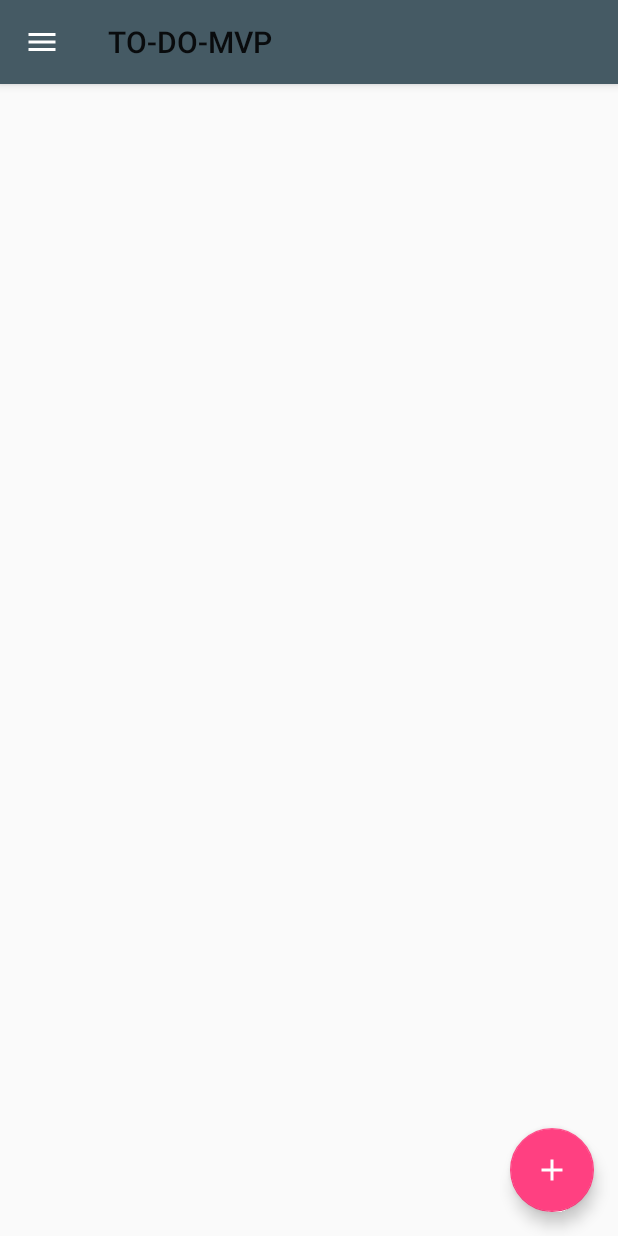
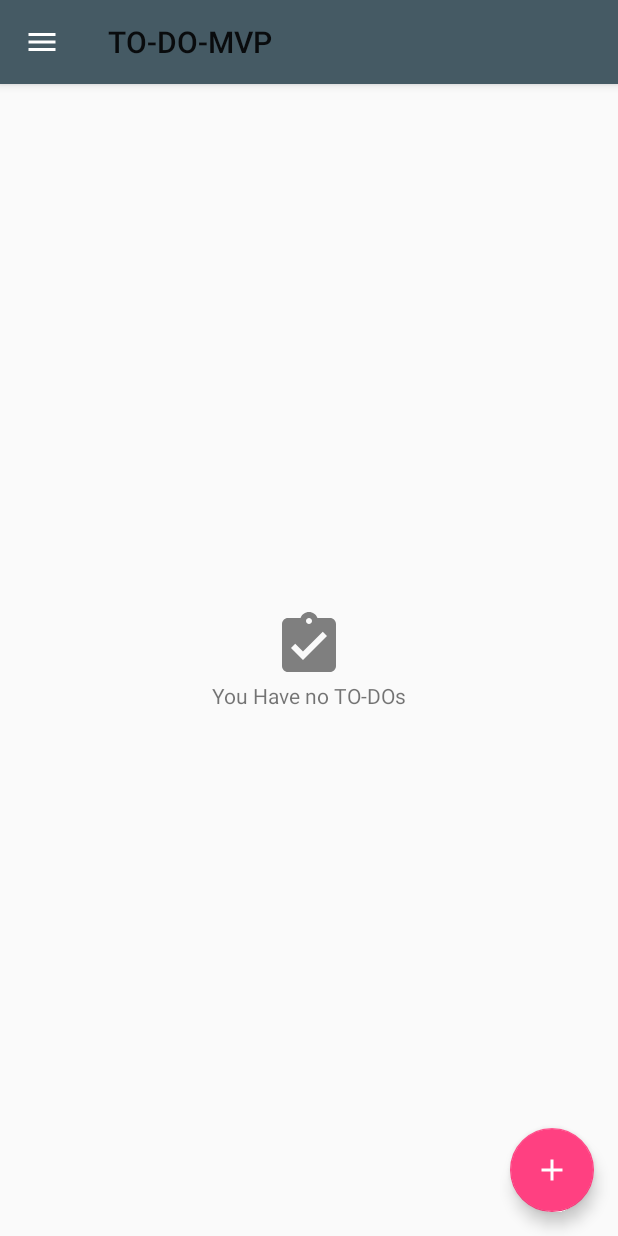
Before and after one commit to wuya34/mvpapp, an Android app: the screen it shows after launch (TaskActivity), on a phone screen of 412 x 824 dp. Run offline under Robolectric (Android 15) with nearby library versions, the phone set to English and light mode, and no system bars; our stand-ins replace ButterKnife; libraries missing offline, so code that uses them is left out: com.orhanobut.logger, io.objectbox; 2 statements that could not run were skipped.

Commit message:
工具栏添加、主界面完成

```diff
--- a/app/build.gradle
+++ b/app/build.gradle
@@ -1,4 +1,5 @@
 apply plugin: 'com.android.application'
+apply plugin: 'io.objectbox' // after applying Android plugin
 
 android {
     compileSdkVersion 26
--- a/app/src/main/java/com/example/amyas/mvpapp/MyApplication.java
+++ b/app/src/main/java/com/example/amyas/mvpapp/MyApplication.java
@@ -2,8 +2,11 @@ package com.example.amyas.mvpapp;
 
 import android.app.Application;
 
+import com.example.amyas.mvpapp.bean.MyObjectBox;
 import com.orhanobut.logger.AndroidLogAdapter;
 import com.orhanobut.logger.Logger;
+
+import io.objectbox.BoxStore;
 
 /**
  * author: Amyas
@@ -12,9 +15,16 @@ import com.orhanobut.logger.Logger;
 
 public class MyApplication extends Application {
 
+    private BoxStore mBoxStore;
+
     @Override
     public void onCreate() {
         super.onCreate();
         Logger.addLogAdapter(new AndroidLogAdapter());
+        mBoxStore = MyObjectBox.builder().androidContext(this).build();
+    }
+
+    public BoxStore getBoxStore(){
+        return mBoxStore;
     }
 }
--- a/app/src/main/java/com/example/amyas/mvpapp/activity/task/TaskActivity.java
+++ b/app/src/main/java/com/example/amyas/mvpapp/activity/task/TaskActivity.java
@@ -1,6 +1,10 @@
 package com.example.amyas.mvpapp.activity.task;
 
 import android.os.Bundle;
+import android.support.annotation.NonNull;
+import android.support.design.widget.CoordinatorLayout;
+import android.support.design.widget.NavigationView;
+import android.support.design.widget.Snackbar;
 import android.support.v4.view.GravityCompat;
 import android.support.v4.widget.DrawerLayout;
 import android.support.v7.app.ActionBar;
@@ -10,7 +14,8 @@ import android.widget.FrameLayout;
 
 import com.example.amyas.mvpapp.R;
 import com.example.amyas.mvpapp.base.BaseActivity;
-import com.orhanobut.logger.Logger;
+import com.example.amyas.mvpapp.fragment.TaskFragment;
+import com.example.amyas.mvpapp.util.ActivityUtil;
 
 import butterknife.BindView;
 import butterknife.ButterKnife;
@@ -19,10 +24,14 @@ public class TaskActivity extends BaseActivity {
 
     @BindView(R.id.toolbar)
     Toolbar mToolbar;
-    @BindView(R.id.task_container)
-    FrameLayout mTaskContainer;
+    @BindView(R.id.fragment_container)
+    FrameLayout mFragmentContainer;
     @BindView(R.id.drawer_layout)
     DrawerLayout mDrawerLayout;
+    @BindView(R.id.navigation_view)
+    NavigationView mNavigationView;
+    @BindView(R.id.coordinator)
+    CoordinatorLayout mCoordinator;
 
     @Override
     protected void onCreate(Bundle savedInstanceState) {
@@ -30,7 +39,13 @@ public class TaskActivity extends BaseActivity {
         setContentView(R.layout.activity_task);
         ButterKnife.bind(this);
         configToolbar();
-
+        setNavigationView();
+        TaskFragment taskFragment =
+                (TaskFragment) getSupportFragmentManager().findFragmentById(R.id.fragment_container);
+        if (taskFragment==null){
+            taskFragment = TaskFragment.newInstance();
+            ActivityUtil.addFragmentToActivity(getSupportFragmentManager(),taskFragment, R.id.fragment_container);
+        }
     }
 
     private void configToolbar() {
@@ -46,11 +61,28 @@ public class TaskActivity extends BaseActivity {
     public boolean onOptionsItemSelected(MenuItem item) {
         switch (item.getItemId()) {
             case android.R.id.home:
-                Logger.d("debug");
                 mDrawerLayout.openDrawer(GravityCompat.START);
                 return true;
-
         }
         return super.onOptionsItemSelected(item);
     }
+
+    private void setNavigationView() {
+        mNavigationView.setNavigationItemSelectedListener(new NavigationView.OnNavigationItemSelectedListener() {
+            @Override
+            public boolean onNavigationItemSelected(@NonNull MenuItem item) {
+                switch (item.getItemId()) {
+                    case R.id.nav_menu_1:
+                        Snackbar.make(mCoordinator, "task list", Snackbar.LENGTH_LONG).show();
+                        break;
+                    case R.id.nav_menu_2:
+                        Snackbar.make(mCoordinator, "statistics", Snackbar.LENGTH_LONG).show();
+                        break;
+                }
+                item.setChecked(true);
+                mDrawerLayout.closeDrawers();
+                return true;
+            }
+        });
+    }
 }
--- a/app/src/main/java/com/example/amyas/mvpapp/fragment/TaskFragment.java
+++ b/app/src/main/java/com/example/amyas/mvpapp/fragment/TaskFragment.java
@@ -1,5 +1,12 @@
 package com.example.amyas.mvpapp.fragment;
 
+import android.os.Bundle;
+import android.support.annotation.Nullable;
+import android.view.LayoutInflater;
+import android.view.View;
+import android.view.ViewGroup;
+
+import com.example.amyas.mvpapp.R;
 import com.example.amyas.mvpapp.base.BaseFragment;
 
 /**
@@ -9,5 +16,18 @@ import com.example.amyas.mvpapp.base.BaseFragment;
 
 public class TaskFragment extends BaseFragment {
 
+    public static TaskFragment newInstance(){
+        return new TaskFragment();
+    }
+
+    @Nullable
+    @Override
+    public View onCreateView(LayoutInflater inflater, @Nullable ViewGroup container, @Nullable Bundle savedInstanceState) {
+        View view = inflater.inflate(R.layout.fragment_task, container, false);
+
+
+        return view;
+
+    }
 
 }
--- /dev/null
+++ b/app/src/main/java/com/example/amyas/mvpapp/ui/ScrollChildSwipeRefreshLayout.java
@@ -0,0 +1,37 @@
+package com.example.amyas.mvpapp.ui;
+
+import android.content.Context;
+import android.support.v4.view.ViewCompat;
+import android.support.v4.widget.SwipeRefreshLayout;
+import android.util.AttributeSet;
+import android.view.View;
+
+/**
+ * author: Amyas
+ * date: 2017/12/26
+ */
+
+public class ScrollChildSwipeRefreshLayout extends SwipeRefreshLayout {
+
+    private View mScrollView;
+
+    public ScrollChildSwipeRefreshLayout(Context context, AttributeSet attrs) {
+        super(context, attrs);
+    }
+
+    public ScrollChildSwipeRefreshLayout(Context context) {
+        super(context);
+    }
+
+    public void setScrollView(View view){
+        mScrollView = view;
+    }
+
+    @Override
+    public boolean canChildScrollUp() {
+        if (mScrollView!=null){
+            return mScrollView.canScrollVertically(-1);
+        }
+        return super.canChildScrollUp();
+    }
+}
--- /dev/null
+++ b/app/src/main/java/com/example/amyas/mvpapp/util/ActivityUtil.java
@@ -0,0 +1,18 @@
+package com.example.amyas.mvpapp.util;
+
+import android.support.v4.app.Fragment;
+import android.support.v4.app.FragmentManager;
+import android.support.v4.app.FragmentTransaction;
+
+/**
+ * author: Amyas
+ * date: 2017/12/26
+ */
+
+public class ActivityUtil {
+    public static void addFragmentToActivity(FragmentManager manager, Fragment fragment, int resId){
+        FragmentTransaction t = manager.beginTransaction();
+        t.replace(resId, fragment);
+        t.commit();
+    }
+}
--- /dev/null
+++ b/app/src/main/res/drawable/ic_assignment_turned_in_24dp.xml
@@ -0,0 +1,11 @@
+<?xml version="1.0" encoding="UTF-8"?>
+<vector android:alpha="0.49"
+    android:height="24dp"
+    android:viewportHeight="24.0"
+    android:viewportWidth="24.0"
+    android:width="24dp"
+    xmlns:android="http://schemas.android.com/apk/res/android">
+    <path
+        android:fillColor="#FF000000"
+        android:pathData="M19,3h-4.18C14.4,1.84 13.3,1 12,1c-1.3,0 -2.4,0.84 -2.82,2H5c-1.1,0 -2,0.9 -2,2v14c0,1.1 0.9,2 2,2h14c1.1,0 2,-0.9 2,-2V5c0,-1.1 -0.9,-2 -2,-2zm-7,0c0.55,0 1,0.45 1,1s-0.45,1 -1,1 -1,-0.45 -1,-1 0.45,-1 1,-1zm-2,14l-4,-4 1.41,-1.41L10,14.17l6.59,-6.59L18,9l-8,8z" />
+</vector>
--- a/app/src/main/res/layout/activity_task.xml
+++ b/app/src/main/res/layout/activity_task.xml
@@ -16,10 +16,11 @@
         <include layout="@layout/toolbar_base"/>
 
         <android.support.design.widget.CoordinatorLayout
+            android:id="@+id/coordinator"
             android:layout_width="match_parent"
             android:layout_height="match_parent">
             <FrameLayout
-                android:id="@+id/task_container"
+                android:id="@+id/fragment_container"
                 android:layout_width="match_parent"
                 android:layout_height="match_parent"/>
 
@@ -28,7 +29,7 @@
                 android:layout_height="wrap_content"
                 app:fabSize="normal"
                 android:layout_margin="@dimen/fab_margin"
-                app:layout_anchor="@+id/task_container"
+                app:layout_anchor="@+id/fragment_container"
                 android:src="@drawable/icon_add"
                 app:layout_anchorGravity="right|bottom|end"/>
 
@@ -36,6 +37,7 @@
     </LinearLayout>
 
     <android.support.design.widget.NavigationView
+        android:id="@+id/navigation_view"
         android:layout_width="wrap_content"
         app:headerLayout="@layout/nav_header"
         android:layout_gravity="start"
--- a/app/src/main/res/layout/fragment_task.xml
+++ b/app/src/main/res/layout/fragment_task.xml
@@ -1,7 +1,55 @@
 <?xml version="1.0" encoding="utf-8"?>
-<android.support.constraint.ConstraintLayout
+<com.example.amyas.mvpapp.ui.ScrollChildSwipeRefreshLayout
     xmlns:android="http://schemas.android.com/apk/res/android"
     android:layout_width="match_parent"
+    android:id="@+id/refresh_layout"
     android:layout_height="match_parent">
+    <RelativeLayout
+        android:layout_width="match_parent"
+        android:focusable="true"
+        android:clickable="true"
+        android:layout_height="match_parent">
 
-</android.support.constraint.ConstraintLayout>
+        <LinearLayout
+            android:orientation="vertical"
+            android:layout_width="match_parent"
+            android:layout_height="match_parent">
+            <TextView
+                android:id="@+id/filtering_label"
+                android:layout_width="match_parent"
+                android:textSize="16sp"
+                android:textStyle="bold"
+                android:layout_marginTop="16dp"
+                android:layout_marginBottom="16dp"
+                android:layout_marginRight="8dp"
+                android:gravity="center_vertical"
+                android:layout_marginLeft="8dp"
+                android:textAppearance="@style/TextAppearance.AppCompat.Title"
+                android:layout_height="wrap_content"/>
+            <ListView
+                android:layout_width="match_parent"
+                android:layout_height="wrap_content"/>
+        </LinearLayout>
+
+        <LinearLayout
+            android:id="@+id/no_task"
+            android:orientation="vertical"
+            android:layout_centerInParent="true"
+            android:layout_width="wrap_content"
+            android:layout_height="wrap_content">
+            <ImageView
+                android:layout_gravity="center"
+                android:layout_width="48dp"
+                android:src="@drawable/ic_assignment_turned_in_24dp"
+                android:layout_height="48dp"/>
+            <TextView
+                android:layout_width="wrap_content"
+                android:text="@string/no_task"
+                android:layout_height="wrap_content"/>
+        </LinearLayout>
+
+    </RelativeLayout>
+
+
+
+</com.example.amyas.mvpapp.ui.ScrollChildSwipeRefreshLayout>
--- a/build.gradle
+++ b/build.gradle
@@ -1,13 +1,15 @@
 // Top-level build file where you can add configuration options common to all sub-projects/modules.
 
 buildscript {
-
+    ext.objectboxVersion = '1.3.4'
     repositories {
         google()
         jcenter()
+        maven { url "http://objectbox.net/beta-repo/" }
     }
     dependencies {
         classpath 'com.android.tools.build:gradle:3.0.1'
+        classpath "io.objectbox:objectbox-gradle-plugin:$objectboxVersion"
 
 
         // NOTE: Do not place your application dependencies here; they belong
@@ -19,6 +21,7 @@ allprojects {
     repositories {
         google()
         jcenter()
+        maven { url "http://objectbox.net/beta-repo/" }
     }
 }
 
```
Also changed, not shown: app/src/main/java/com/example/amyas/mvpapp/activity/task/TaskDetailActivity.java (+14 -0 lines), app/src/main/java/com/example/amyas/mvpapp/bean/TaskBean.java (added, +55 -0 lines), app/src/main/java/com/example/amyas/mvpapp/util/ToastUtil.java (added, +23 -0 lines), app/src/main/res/drawable/ic_filter.xml (added, +9 -0 lines), app/src/main/res/menu/tasks_fragment_menu.xml (added, +18 -0 lines), app/src/main/res/values/strings.xml (+7 -0 lines).
